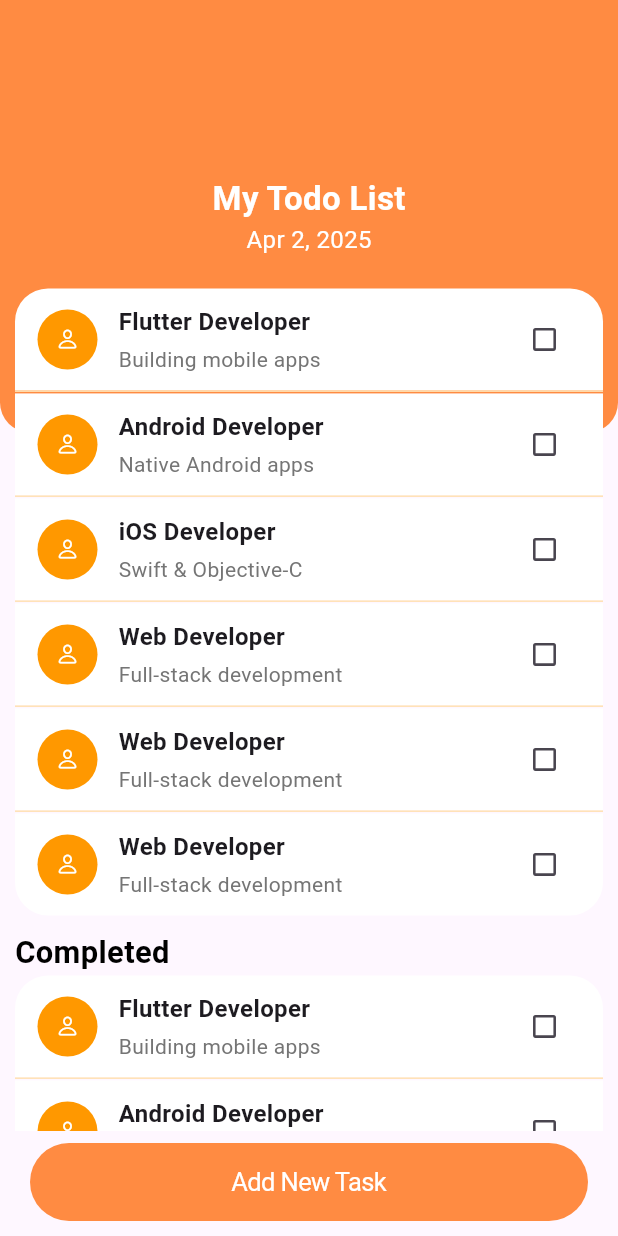
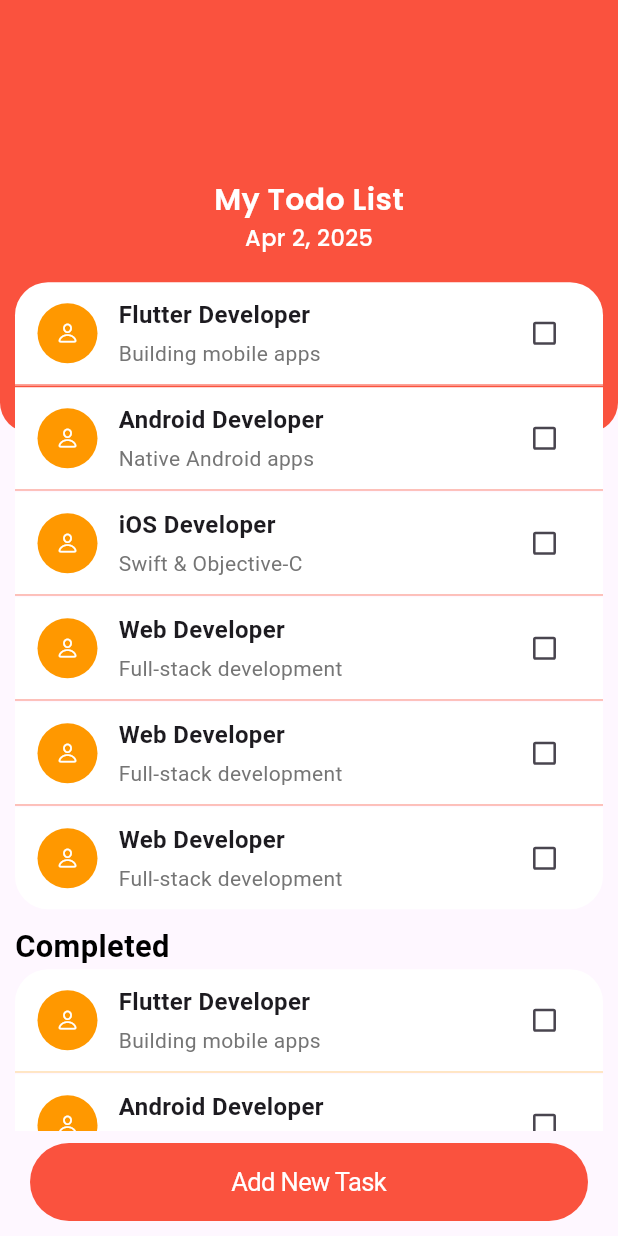
Before and after one commit to TushalKaklottar/todo_list_app, a Flutter app: the screen it shows after launch, on a phone screen of 412 x 824 dp. Run offline on Flutter 3.47's test engine with Material 3 defaults, Android fonts, the phone set to English and light mode, and no system bars; our stand-ins replace get, google_fonts.

Commit message:
02-04-2025 || KT

```diff
--- /dev/null
+++ b/lib/app/core/app_string.dart
@@ -0,0 +1,14 @@
+class AppString {
+  // add new task
+  static const String addNewTask = "Add New Task";
+  static const String taskTitle = "Task Title";
+  static const String category = "Category";
+  static const String date = "Date";
+  static const String time = "Time";
+  static const String note = "Notes";
+  static const String save = "Save";
+
+  // home page
+
+  static const String myTodoList = "My Todo List";
+}
--- a/lib/app/core/colors.dart
+++ b/lib/app/core/colors.dart
@@ -1,8 +1,11 @@
-import 'package:flutter/cupertino.dart';
+import 'package:flutter/material.dart';
 
 class AppColors {
+  static const Color appColor = Color(0xFFFA523E);
+  static const Color appColor2 = Color(0xFFFDAEA4);
   static const Color background = Color(0xfffff5f5);
-  static const Color appColor = Color(0xFFff8b42);
+
   static const Color blushOrange = Color(0xFFFAF7F5);
-  static const Color white = CupertinoColors.white;
+  static const Color grey = Colors.grey;
+  static const Color white = Colors.white;
 }
--- /dev/null
+++ b/lib/app/core/custom_text.dart
@@ -0,0 +1,56 @@
+import 'package:flutter/material.dart';
+import 'package:google_fonts/google_fonts.dart';
+
+import 'colors.dart';
+
+class CustomText extends StatelessWidget {
+  final String text;
+  final Color? color;
+  final double? fontSize;
+  final FontWeight? fontWeight;
+  const CustomText({
+    super.key,
+    required this.text,
+    this.color,
+    this.fontSize,
+    this.fontWeight,
+  });
+
+  @override
+  Widget build(BuildContext context) {
+    return Text(
+      text,
+      style: GoogleFonts.poppins(
+        color: color ?? Colors.black,
+        fontSize: fontSize ?? 12,
+        fontWeight: fontWeight ?? FontWeight.normal,
+      ),
+    );
+  }
+}
+
+class AppTextStyles {
+  static TextStyle get hintStyle {
+    return GoogleFonts.poppins(
+      fontSize: 14,
+      fontWeight: FontWeight.w400,
+      color: AppColors.grey,
+    );
+  }
+
+  static TextStyle get tittleStyle {
+    return GoogleFonts.poppins(
+      fontSize: 20,
+      fontWeight: FontWeight.w600,
+      color: AppColors.white,
+    );
+  }
+
+  static TextStyle get subTittleStyle {
+    return GoogleFonts.poppins(
+      fontSize: 15,
+      fontWeight: FontWeight.w500,
+      color: AppColors.white,
+    );
+  }
+}
--- a/lib/app/modules/home/home_view.dart
+++ b/lib/app/modules/home/home_view.dart
@@ -1,7 +1,9 @@
 import 'package:flutter/cupertino.dart';
 import 'package:flutter/material.dart';
+import 'package:todo_list_app/app/core/app_string.dart';
 import 'package:todo_list_app/app/core/colors.dart';
 import 'package:get/get.dart';
+import 'package:todo_list_app/app/core/custom_text.dart';
 import 'package:todo_list_app/app/modules/home/home_controller.dart';
 
 class HomeView extends StatefulWidget {
@@ -55,7 +57,6 @@ class _HomeViewState extends State<HomeView> {
               Container(
                 height: Get.height * 0.35,
                 width: double.infinity,
-                padding: const EdgeInsets.symmetric(vertical: 20),
                 decoration: BoxDecoration(
                   color: AppColors.appColor,
                   borderRadius: const BorderRadius.only(
@@ -67,20 +68,13 @@ class _HomeViewState extends State<HomeView> {
                   mainAxisAlignment: MainAxisAlignment.center,
                   children: [
                     Text(
-                      "My Todo List",
-                      style: TextStyle(
-                        fontSize: 22,
-                        fontWeight: FontWeight.bold,
-                        color: AppColors.white,
-                      ),
+                      AppString.myTodoList,
+                      style: AppTextStyles.tittleStyle,
                     ),
                     Obx(
                       () => Text(
                         homeController.formattedDate.value,
-                        style: TextStyle(
-                          fontSize: 16,
-                          color: CupertinoColors.white,
-                        ),
+                        style: AppTextStyles.subTittleStyle,
                       ),
                     ),
                   ],
@@ -89,12 +83,11 @@ class _HomeViewState extends State<HomeView> {
             ],
           ),
           Positioned(
-            top: Get.height * 0.22,
+            top: Get.height * 0.215,
             left: 0,
             right: 0,
             bottom: 70,
             child: SingleChildScrollView(
-              physics: BouncingScrollPhysics(),
               child: Column(
                 children: [
                   Padding(
@@ -119,7 +112,7 @@ class _HomeViewState extends State<HomeView> {
                       },
                       separatorBuilder:
                           (context, index) => Divider(
-                            color: Colors.orange.shade100,
+                            color: AppColors.appColor2,
                             thickness: 1,
                             height: 1,
                           ),
@@ -185,7 +178,9 @@ class _HomeViewState extends State<HomeView> {
             child: CupertinoButton(
               color: AppColors.appColor,
               borderRadius: BorderRadius.circular(30),
-              onPressed: () {},
+              onPressed: () {
+                Get.toNamed('/addTask');
+              },
               child: Text(
                 "Add New Task",
                 style: TextStyle(color: AppColors.white),
--- a/lib/main.dart
+++ b/lib/main.dart
@@ -1,6 +1,7 @@
 import 'package:flutter/material.dart';
 import 'package:get/get.dart';
 import 'app/modules/home/home_view.dart';
+import 'app/modules/new_task/task_add.dart';
 
 void main() {
   runApp(const MyApp());
@@ -12,13 +13,13 @@ class MyApp extends StatelessWidget {
   @override
   Widget build(BuildContext context) {
     return GetMaterialApp(
-      theme: ThemeData(
-        brightness: Brightness.light,
-        appBarTheme: AppBarTheme(backgroundColor: Colors.white),
-      ),
+      theme: ThemeData(brightness: Brightness.light),
       debugShowCheckedModeBanner: false,
       initialRoute: '/',
-      getPages: [GetPage(name: '/', page: () => HomeView())],
+      getPages: [
+        GetPage(name: '/', page: () => HomeView()),
+        GetPage(name: '/addTask', page: () => TaskAdd()),
+      ],
     );
   }
 }
```
Also changed, not shown: lib/app/modules/new_task/task_add.dart (added, +260 -0 lines), lib/app/modules/new_task/task_controller.dart (added, +10 -0 lines), lib/app/widget/sizedBox.dart (added, +13 -0 lines).
